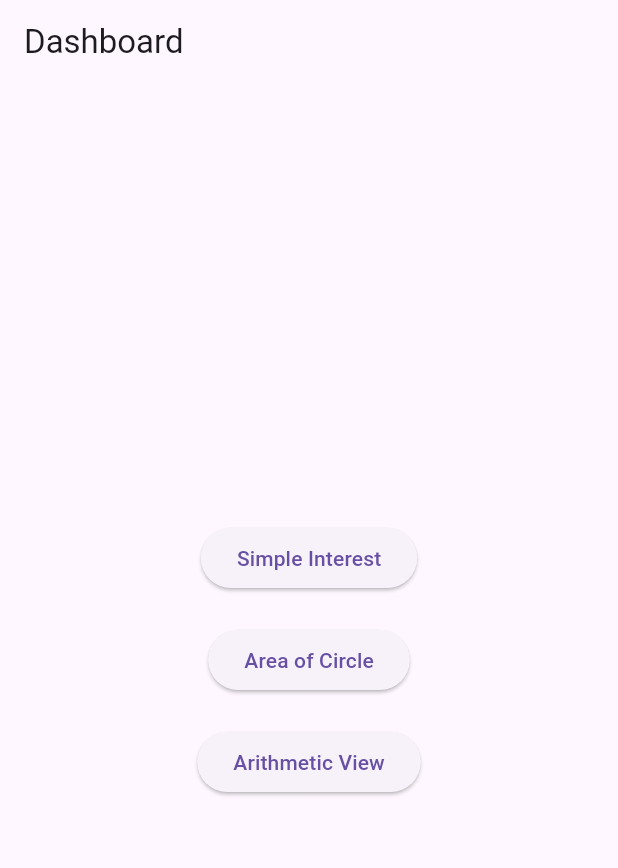
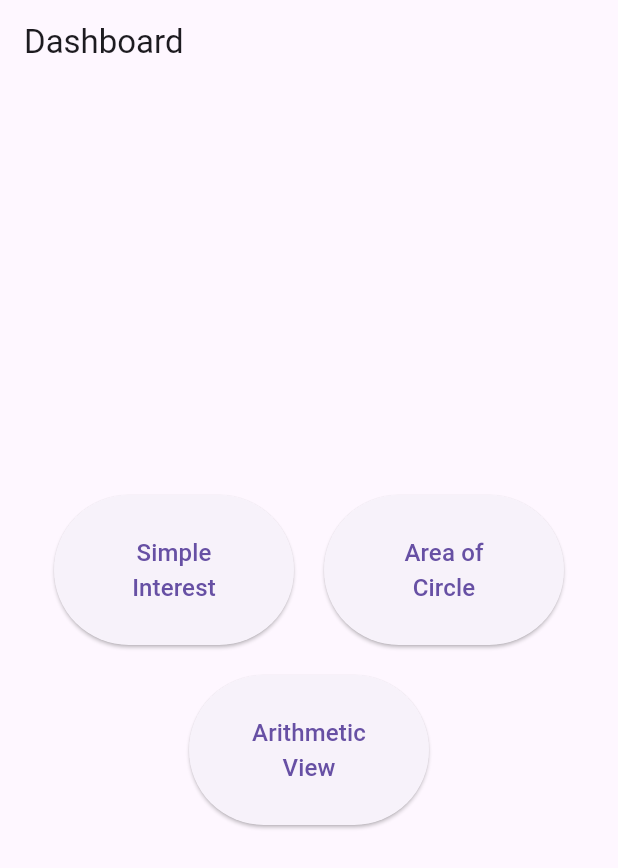
Before and after one commit to ajinakaya/first_assigment, a Flutter app: the screen it shows after launch, on a phone screen of 412 x 824 dp. Shown: the top 868 px of the screen. Run offline on Flutter 3.47's test engine with Material 3 defaults, Android fonts, the phone set to English and light mode, and no system bars.

Commit message:
dashboard

```diff
--- a/lib/screen/dashboard.dart
+++ b/lib/screen/dashboard.dart
@@ -1,51 +1,80 @@
 import 'package:flutter/material.dart';
-import 'simple_interest.dart'; // Importing the Simple Interest screen.
-import 'area_of_circle.dart'; // Importing the Area of Circle screen.
-import 'arithmetic_view.dart'; // Importing the Arithmetic View screen.
+import 'simple_interest.dart';
+import 'area_of_circle.dart';
+import 'arithmetic_view.dart';
 
-// Dashboard screen that provides navigation to different views.
 class DashboardScreen extends StatelessWidget {
   @override
   Widget build(BuildContext context) {
     return Scaffold(
-      appBar: AppBar(title: Text('Dashboard')), // App bar with the title "Dashboard".
+      appBar: AppBar(title: Text('Dashboard')),
       body: Center(
         child: Column(
-          mainAxisAlignment: MainAxisAlignment.center, // Center the buttons vertically.
+          mainAxisAlignment: MainAxisAlignment.center,
           children: [
-            // Button to navigate to the Simple Interest screen.
-            ElevatedButton(
+            // Row containing Simple Interest and Area of Circle buttons.
+            Row(
+              mainAxisAlignment: MainAxisAlignment.center,
+              children: [
+                // Button for Simple Interest.
+                SizedBox(
+                  width: 160,
+                  height: 100,
+                  child: ElevatedButton(
                     onPressed: () {
                       Navigator.push(
                         context,
                         MaterialPageRoute(builder: (context) => SimpleInterestScreen()),
                       );
                     },
-              child: Text('Simple Interest'),
+                    child: Text(
+                      'Simple\nInterest',
+                      textAlign: TextAlign.center,
+                      style: TextStyle(fontSize: 16),
                     ),
-            SizedBox(height: 20), // Space between buttons.
+                  ),
+                ),
+                SizedBox(width: 20), // Space between the two buttons.
 
-            // Button to navigate to the Area of Circle screen.
-            ElevatedButton(
+                // Button for Area of Circle.
+                SizedBox(
+                  width: 160,
+                  height: 100,
+                  child: ElevatedButton(
                     onPressed: () {
                       Navigator.push(
                         context,
                         MaterialPageRoute(builder: (context) => AreaOfCircleScreen()),
                       );
                     },
-              child: Text('Area of Circle'),
+                    child: Text(
+                      'Area of\nCircle',
+                      textAlign: TextAlign.center,
+                      style: TextStyle(fontSize: 16),
                     ),
-            SizedBox(height: 20), // Space between buttons.
+                  ),
+                ),
+              ],
+            ),
+            SizedBox(height: 20), // Space between rows.
 
-            // Button to navigate to the Arithmetic View screen.
-            ElevatedButton(
+            // Button for Arithmetic View.
+            SizedBox(
+              width: 160,
+              height: 100,
+              child: ElevatedButton(
                 onPressed: () {
                   Navigator.push(
                     context,
                     MaterialPageRoute(builder: (context) => ArithmeticViewScreen()),
                   );
                 },
-              child: Text('Arithmetic View'),
+                child: Text(
+                  'Arithmetic\nView',
+                  textAlign: TextAlign.center,
+                  style: TextStyle(fontSize: 16),
+                ),
+              ),
             ),
           ],
         ),
```
Lines whose indentation alone changed are shown as unchanged.
